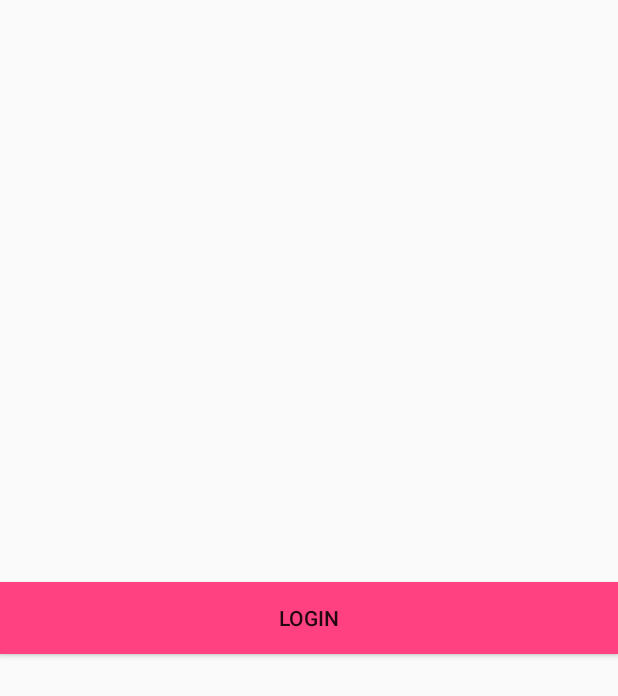
After one commit to praseedm/IOV-Cloud, an Android app: the LoginActivity screen opened directly, with no data from a screen before it, on a phone screen of 412 x 824 dp. The commit adds this screen. Shown: the top 696 px of the screen. Run offline under Robolectric (Android 15) with nearby library versions, the phone set to English and light mode, and no system bars.

Commit message:
Adding Login

```diff
--- a/app/build.gradle
+++ b/app/build.gradle
@@ -26,10 +26,10 @@ dependencies {
     })
     compile 'com.android.support:appcompat-v7:25.3.1'
     compile 'com.android.support.constraint:constraint-layout:1.0.2'
-    testCompile 'junit:junit:4.12'
     compile 'com.google.firebase:firebase-core:10.2.4'
     compile 'com.google.firebase:firebase-database:10.2.4'
     compile 'com.google.android.gms:play-services-location:10.2.4'
+    testCompile 'junit:junit:4.12'
 }
 
 apply plugin: 'com.google.gms.google-services'
--- /dev/null
+++ b/app/src/main/java/com/example/master/proto1/LoginActivity.java
@@ -0,0 +1,13 @@
+package com.example.master.proto1;
+
+import android.support.v7.app.AppCompatActivity;
+import android.os.Bundle;
+
+public class LoginActivity extends AppCompatActivity {
+
+    @Override
+    protected void onCreate(Bundle savedInstanceState) {
+        super.onCreate(savedInstanceState);
+        setContentView(R.layout.activity_login);
+    }
+}
--- /dev/null
+++ b/app/src/main/java/models/Constants.java
@@ -0,0 +1,4 @@
+package models;
+
+public class Constants {
+}
--- /dev/null
+++ b/app/src/main/res/layout/activity_login.xml
@@ -0,0 +1,16 @@
+<?xml version="1.0" encoding="utf-8"?>
+<LinearLayout xmlns:android="http://schemas.android.com/apk/res/android"
+    xmlns:app="http://schemas.android.com/apk/res-auto"
+    xmlns:tools="http://schemas.android.com/tools"
+    android:layout_width="match_parent"
+    android:layout_height="match_parent"
+    tools:context="com.example.master.proto1.LoginActivity">
+
+    <Button
+        android:layout_gravity="center"
+        android:background="@color/colorAccent"
+        android:layout_width="match_parent"
+        android:layout_height="wrap_content"
+        android:text="login"/>
+
+</LinearLayout>
--- a/app/src/main/res/values/colors.xml
+++ b/app/src/main/res/values/colors.xml
@@ -3,4 +3,5 @@
     <color name="colorPrimary">#3F51B5</color>
     <color name="colorPrimaryDark">#303F9F</color>
     <color name="colorAccent">#FF4081</color>
+    <color name="news">#000</color>
 </resources>
```
Also changed, not shown: app/src/main/AndroidManifest.xml (+10 -2 lines), app/src/main/java/com/example/master/proto1/SplashActivity.java (added, +43 -0 lines), app/src/main/res/layout/activity_main.xml (+5 -3 lines), app/src/main/res/layout/activity_splash.xml (added, +19 -0 lines).
